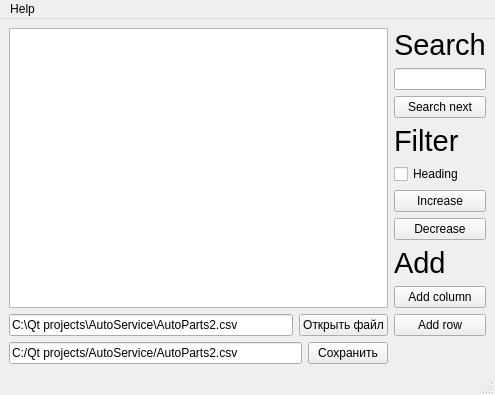
This is mainwindow.ui in AClockworkParrot/AutoServiceAPP as Qt 5 draws it before an edit. The edited form follows.
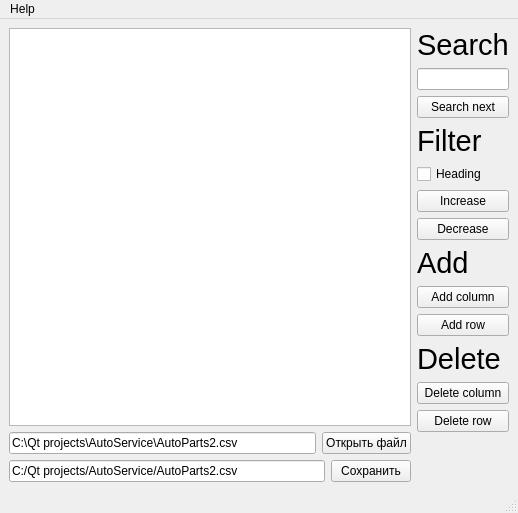
This is the edited form.

Patch:
```diff
--- a/mainwindow.ui
+++ b/mainwindow.ui
@@ -6,8 +6,8 @@
    <rect>
     <x>0</x>
     <y>0</y>
-    <width>495</width>
-    <height>395</height>
+    <width>518</width>
+    <height>513</height>
    </rect>
   </property>
   <property name="sizePolicy">
@@ -189,6 +189,32 @@
           </property>
          </widget>
         </item>
+        <item>
+         <widget class="QLabel" name="label_4">
+          <property name="font">
+           <font>
+            <pointsize>22</pointsize>
+           </font>
+          </property>
+          <property name="text">
+           <string>Delete</string>
+          </property>
+         </widget>
+        </item>
+        <item>
+         <widget class="QPushButton" name="delColumnButton">
+          <property name="text">
+           <string>Delete column</string>
+          </property>
+         </widget>
+        </item>
+        <item>
+         <widget class="QPushButton" name="delRowButton">
+          <property name="text">
+           <string>Delete row</string>
+          </property>
+         </widget>
+        </item>
         <item>
          <spacer name="verticalSpacer">
           <property name="orientation">
@@ -213,7 +239,7 @@
     <rect>
      <x>0</x>
      <y>0</y>
-     <width>495</width>
+     <width>518</width>
      <height>21</height>
     </rect>
    </property>
```
